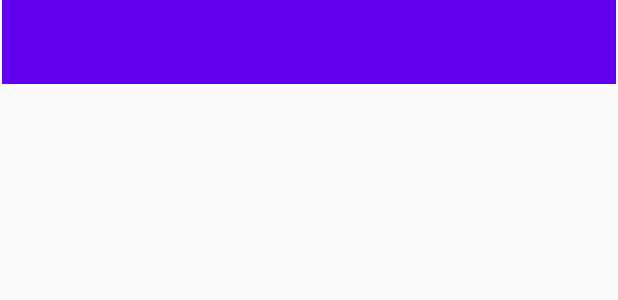
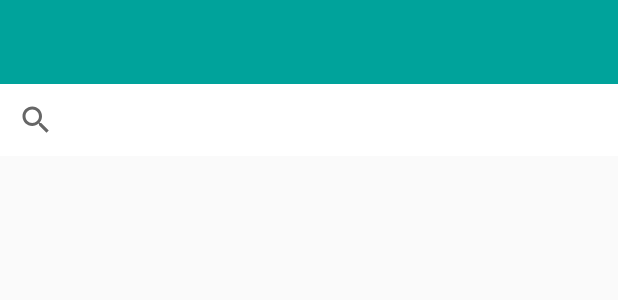
Before and after one commit to labianchini/GoWo, an Android app: the layout activity_home.xml on its own in the app's theme, with its tools: preview values and no code run, on a phone screen of 412 x 824 dp. Shown: the top 300 px of the screen. Run offline under Robolectric (Android 15) with nearby library versions, the phone set to English and light mode, and no system bars.

Commit message:
começo do desenvolvimento da página home

```diff
--- a/app/build.gradle
+++ b/app/build.gradle
@@ -26,6 +26,7 @@ dependencies {
     implementation fileTree(dir: "libs", include: ["*.jar"])
     implementation 'androidx.appcompat:appcompat:1.2.0'
     implementation 'androidx.constraintlayout:constraintlayout:2.0.4'
+    implementation 'androidx.recyclerview:recyclerview:1.1.0'
     testImplementation 'junit:junit:4.12'
     androidTestImplementation 'androidx.test.ext:junit:1.1.2'
     androidTestImplementation 'androidx.test.espresso:espresso-core:3.3.0'
--- a/app/src/main/AndroidManifest.xml
+++ b/app/src/main/AndroidManifest.xml
@@ -9,7 +9,9 @@
         android:roundIcon="@mipmap/ic_launcher_round"
         android:supportsRtl="true"
         android:theme="@style/AppTheme">
-        <activity android:name=".HomeActivity"></activity>
+        <activity android:name=".PerfilActivity" />
+        <activity android:name=".ChatActivity" />
+        <activity android:name=".HomeActivity" />
         <activity android:name=".MainActivity">
             <intent-filter>
                 <action android:name="android.intent.action.MAIN" />
--- a/app/src/main/res/layout/activity_home.xml
+++ b/app/src/main/res/layout/activity_home.xml
@@ -7,13 +7,54 @@
     tools:context=".HomeActivity">
 
     <androidx.appcompat.widget.Toolbar
-        android:id="@+id/toolbar"
-        android:layout_width="409dp"
+        android:id="@+id/toolbarMain"
+        android:layout_width="0dp"
         android:layout_height="wrap_content"
         android:background="?attr/colorPrimary"
         android:minHeight="?attr/actionBarSize"
         android:theme="?attr/actionBarTheme"
         app:layout_constraintEnd_toEndOf="parent"
+        app:layout_constraintHorizontal_bias="0.0"
         app:layout_constraintStart_toStartOf="parent"
         app:layout_constraintTop_toTopOf="parent" />
+
+    <SearchView
+        android:id="@+id/searchView"
+        android:layout_width="0dp"
+        android:layout_height="wrap_content"
+        android:background="#FFFFFF"
+        app:layout_constraintEnd_toEndOf="parent"
+        app:layout_constraintHorizontal_bias="0.0"
+        app:layout_constraintStart_toStartOf="parent"
+        app:layout_constraintTop_toBottomOf="@+id/toolbarMain" />
+
+    <ScrollView
+        android:id="@+id/scrollView"
+        android:layout_width="0dp"
+        android:layout_height="0dp"
+        app:layout_constraintBottom_toBottomOf="parent"
+        app:layout_constraintEnd_toEndOf="parent"
+        app:layout_constraintStart_toStartOf="parent"
+        app:layout_constraintTop_toBottomOf="@+id/horizontalScrollView">
+
+        <LinearLayout
+            android:layout_width="match_parent"
+            android:layout_height="wrap_content"
+            android:orientation="vertical" />
+    </ScrollView>
+
+    <HorizontalScrollView
+        android:id="@+id/horizontalScrollView"
+        android:layout_width="0dp"
+        android:layout_height="180dp"
+        app:layout_constraintEnd_toEndOf="parent"
+        app:layout_constraintStart_toStartOf="parent"
+        app:layout_constraintTop_toBottomOf="@+id/searchView">
+
+        <LinearLayout
+            android:layout_width="wrap_content"
+            android:layout_height="match_parent"
+            android:orientation="vertical" />
+    </HorizontalScrollView>
+
 </androidx.constraintlayout.widget.ConstraintLayout>
--- a/app/src/main/res/values/colors.xml
+++ b/app/src/main/res/values/colors.xml
@@ -1,6 +1,6 @@
 <?xml version="1.0" encoding="utf-8"?>
 <resources>
-    <color name="colorPrimary">#6200EE</color>
+    <color name="colorPrimary">#00a39b</color>
     <color name="colorPrimaryDark">#000000</color>
     <color name="colorAccent">#03DAC5</color>
 </resources>
```
Also changed, not shown: app/src/main/java/com/example/gowo/ChatActivity.java (added, +14 -0 lines), app/src/main/java/com/example/gowo/HomeActivity.java (+44 -0 lines), app/src/main/java/com/example/gowo/MainActivity.java (+16 -1 lines), app/src/main/java/com/example/gowo/PerfilActivity.java (added, +14 -0 lines), app/src/main/res/layout/activity_chat.xml (added, +18 -0 lines), app/src/main/res/layout/activity_perfil.xml (added, +18 -0 lines), app/src/main/res/menu/main_toolbar.xml (added, +16 -0 lines), app/src/main/res/drawable/icone_chat.png (added), app/src/main/res/drawable/icone_home.png (added), app/src/main/res/drawable/icone_perfil.png (added).
